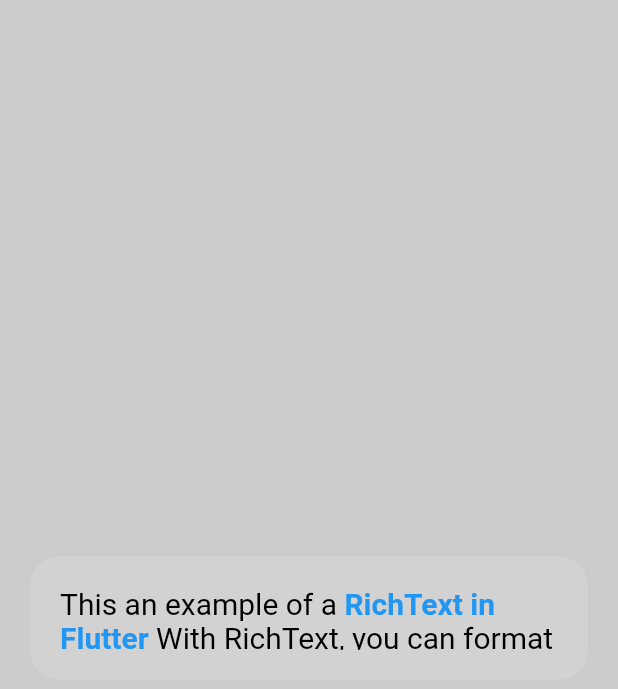
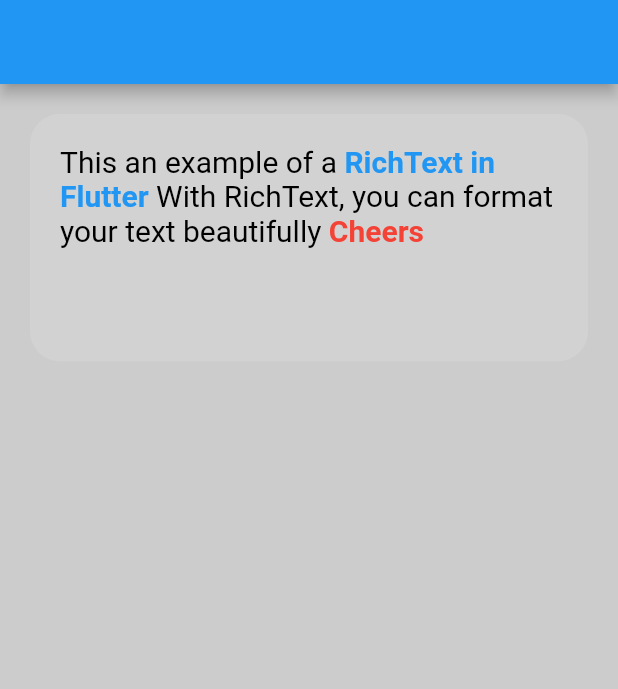
Before and after one commit to AkinAgbejoye/flutter_essentials, a Flutter app: the screen it shows after launch, on a phone screen of 412 x 824 dp. Shown: the top 689 px of the screen. Run offline on Flutter 3.47's test engine with Material 2 defaults, Android fonts, the phone set to English and light mode, and no system bars; our stand-ins replace introduction_screen.

Commit message:
page refactored

```diff
--- a/lib/main.dart
+++ b/lib/main.dart
@@ -1,7 +1,6 @@
 import 'package:flutter/material.dart';
 import 'package:flutter/services.dart';
-import 'package:flutter_essentials/pages/onboard.dart';
-import 'package:flutter_essentials/pages/textspan.dart';
+import 'package:flutter_essentials/pages/home.dart';
 
 void main() {
   runApp(App());
@@ -18,7 +17,7 @@ class App extends StatelessWidget {
       title: 'Introduction screen',
       debugShowCheckedModeBanner: false,
       theme: ThemeData(primarySwatch: Colors.blue),
-      home: TextSpanWidget(),
+      home: home(),
     );
   }
 }
--- /dev/null
+++ b/lib/pages/home.dart
@@ -0,0 +1,22 @@
+import 'package:flutter/material.dart';
+import 'package:flutter_essentials/widget/textspan.dart';
+
+class home extends StatelessWidget {
+  @override
+  Widget build(BuildContext context) {
+    return Scaffold(
+      appBar: AppBar(),
+      body: Container(
+        height: double.maxFinite,
+        width: double.maxFinite,
+        decoration: BoxDecoration(color: Colors.grey.withOpacity(0.5)),
+        padding: const EdgeInsets.all(20),
+        child: Column(
+          children: const [
+            TextSpanWidget(),
+          ],
+        ),
+      ),
+    );
+  }
+}
--- a/lib/pages/textspan.dart
+++ /dev/null
@@ -1,44 +0,0 @@
-import 'package:flutter/material.dart';
-import 'package:flutter/src/foundation/key.dart';
-import 'package:flutter/src/widgets/framework.dart';
-
-class TextSpanWidget extends StatelessWidget {
-  const TextSpanWidget({Key? key}) : super(key: key);
-
-  @override
-  Widget build(BuildContext context) {
-    return Scaffold(
-        body: Container(
-            width: double.maxFinite,
-            height: double.maxFinite,
-            padding: const EdgeInsets.all(20),
-            decoration: BoxDecoration(color: Colors.grey.withOpacity(0.5)),
-            child: Center(
-              child: Container(
-                width: double.maxFinite,
-                height: MediaQuery.of(context).size.height / 10,
-                padding: const EdgeInsets.all(20),
-                decoration: BoxDecoration(
-                    color: Colors.white12,
-                    borderRadius: BorderRadius.circular(20)),
-                child: RichText(
-                    text: const TextSpan(
-                        style: TextStyle(fontSize: 20, color: Colors.black),
-                        children: <TextSpan>[
-                      TextSpan(text: "This an example of a "),
-                      TextSpan(
-                          text: "RichText in Flutter ",
-                          style: TextStyle(
-                              fontWeight: FontWeight.bold, color: Colors.blue)),
-                      TextSpan(
-                          text:
-                              "With RichText, you can format your text beautifully"),
-                      TextSpan(
-                          text: " Cheers",
-                          style: TextStyle(
-                              color: Colors.red, fontWeight: FontWeight.bold))
-                    ])),
-              ),
-            )));
-  }
-}
--- a/lib/pages/onboard.dart
+++ b/lib/widget/onboard.dart
@@ -14,6 +14,6 @@ class _OnBoardingPageState extends State<OnBoardingPage> {
   final introKey = GlobalKey<IntroductionScreenState>();
   @override
   Widget build(BuildContext context) {
-    return Scaffold(body: Container());
+    return Container();
   }
 }
--- /dev/null
+++ b/lib/widget/textspan.dart
@@ -0,0 +1,32 @@
+import 'package:flutter/material.dart';
+
+class TextSpanWidget extends StatelessWidget {
+  const TextSpanWidget({Key? key}) : super(key: key);
+
+  @override
+  Widget build(BuildContext context) {
+    return Container(
+      width: double.maxFinite,
+      height: MediaQuery.of(context).size.height / 5,
+      padding: const EdgeInsets.all(20),
+      decoration: BoxDecoration(
+          color: Colors.white12, borderRadius: BorderRadius.circular(20)),
+      child: RichText(
+          text: const TextSpan(
+              style: TextStyle(fontSize: 20, color: Colors.black),
+              children: <TextSpan>[
+            TextSpan(text: "This an example of a "),
+            TextSpan(
+                text: "RichText in Flutter ",
+                style:
+                    TextStyle(fontWeight: FontWeight.bold, color: Colors.blue)),
+            TextSpan(
+                text: "With RichText, you can format your text beautifully"),
+            TextSpan(
+                text: " Cheers",
+                style:
+                    TextStyle(color: Colors.red, fontWeight: FontWeight.bold))
+          ])),
+    );
+  }
+}
```
